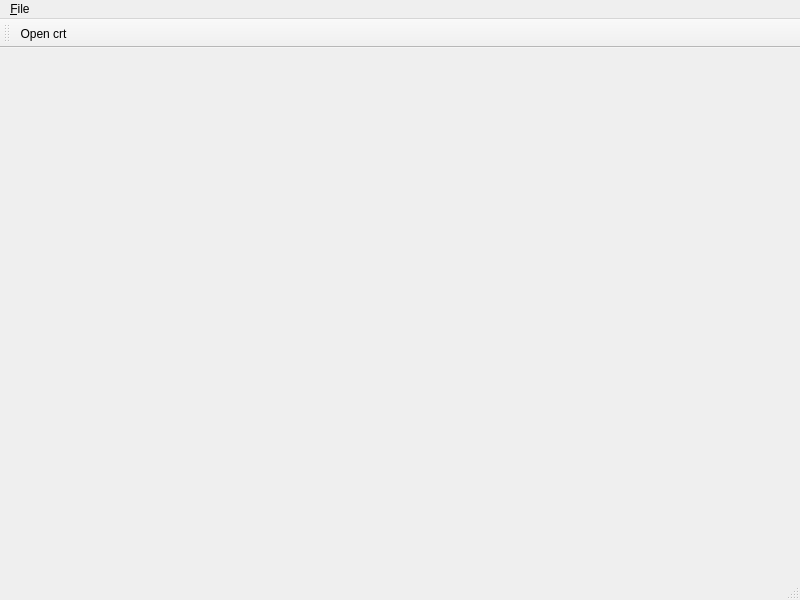
Above: ui/mainwindow.ui from Dominoman/CartMaker before the change. Below: the same form after it.
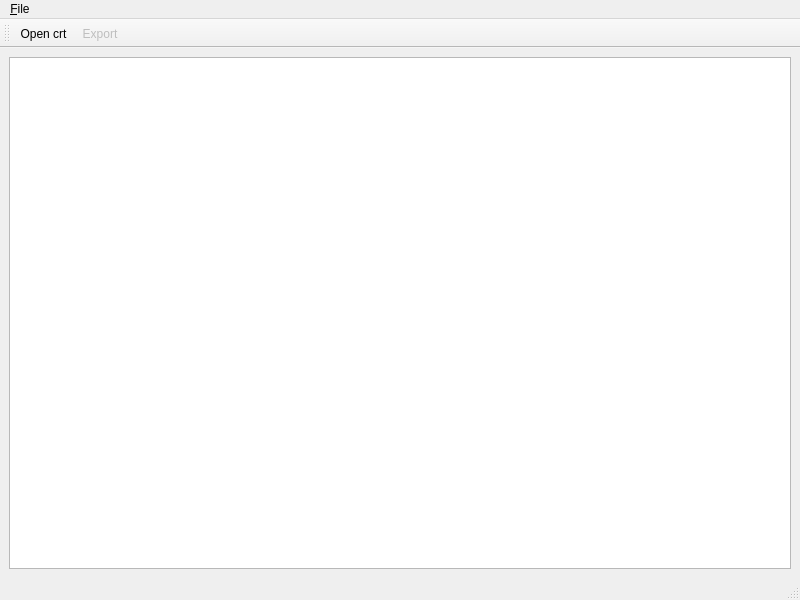
That is the form after the change. Icons and pictures are not drawn.

Patch:
```diff
--- a/ui/mainwindow.ui
+++ b/ui/mainwindow.ui
@@ -13,7 +13,20 @@
   <property name="windowTitle">
    <string>MainWindow</string>
   </property>
-  <widget class="QWidget" name="centralwidget"/>
+  <widget class="QWidget" name="centralwidget">
+   <layout class="QVBoxLayout" name="verticalLayout">
+    <item>
+     <widget class="QTableView" name="tableView">
+      <property name="selectionBehavior">
+       <enum>QAbstractItemView::SelectRows</enum>
+      </property>
+      <attribute name="verticalHeaderVisible">
+       <bool>false</bool>
+      </attribute>
+     </widget>
+    </item>
+   </layout>
+  </widget>
   <widget class="QMenuBar" name="menubar">
    <property name="geometry">
     <rect>
@@ -45,6 +58,7 @@
     <bool>false</bool>
    </attribute>
    <addaction name="actionOpen_crt"/>
+   <addaction name="actionExport"/>
   </widget>
   <action name="actionE_xit">
    <property name="icon">
@@ -67,6 +81,18 @@
     <string>Ctrl+O</string>
    </property>
   </action>
+  <action name="actionExport">
+   <property name="enabled">
+    <bool>false</bool>
+   </property>
+   <property name="icon">
+    <iconset resource="icons.qrc">
+     <normaloff>:/Buttons/export</normaloff>:/Buttons/export</iconset>
+   </property>
+   <property name="text">
+    <string>Export...</string>
+   </property>
+  </action>
  </widget>
  <resources>
   <include location="icons.qrc"/>
```
Left out of the diff: 1 changed line with no effect on the pictures.
